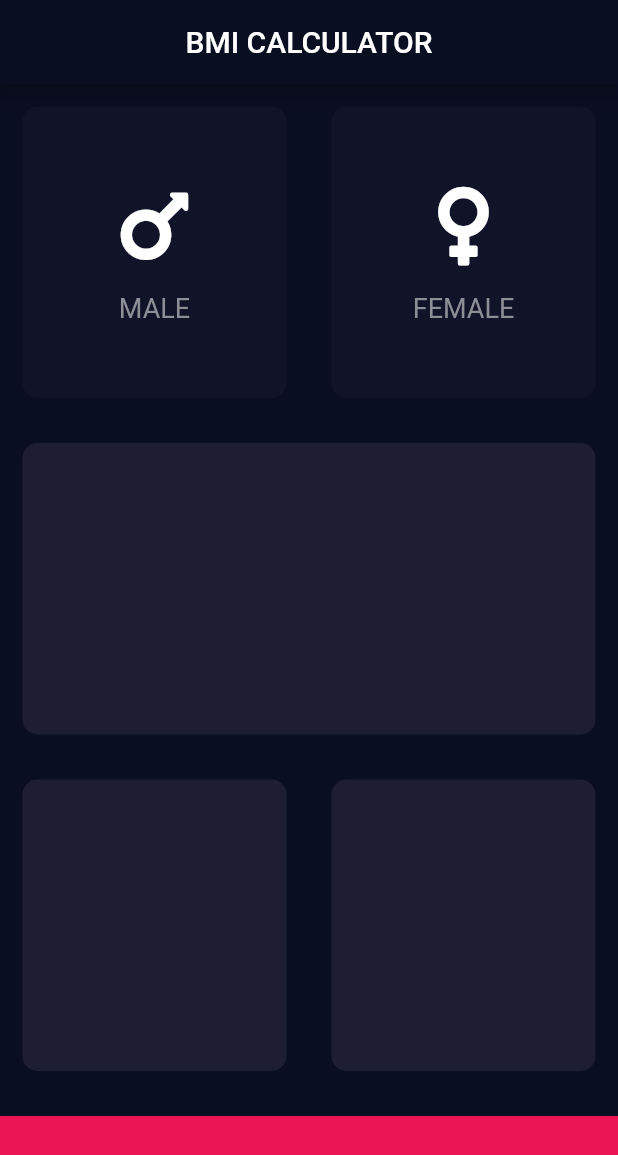
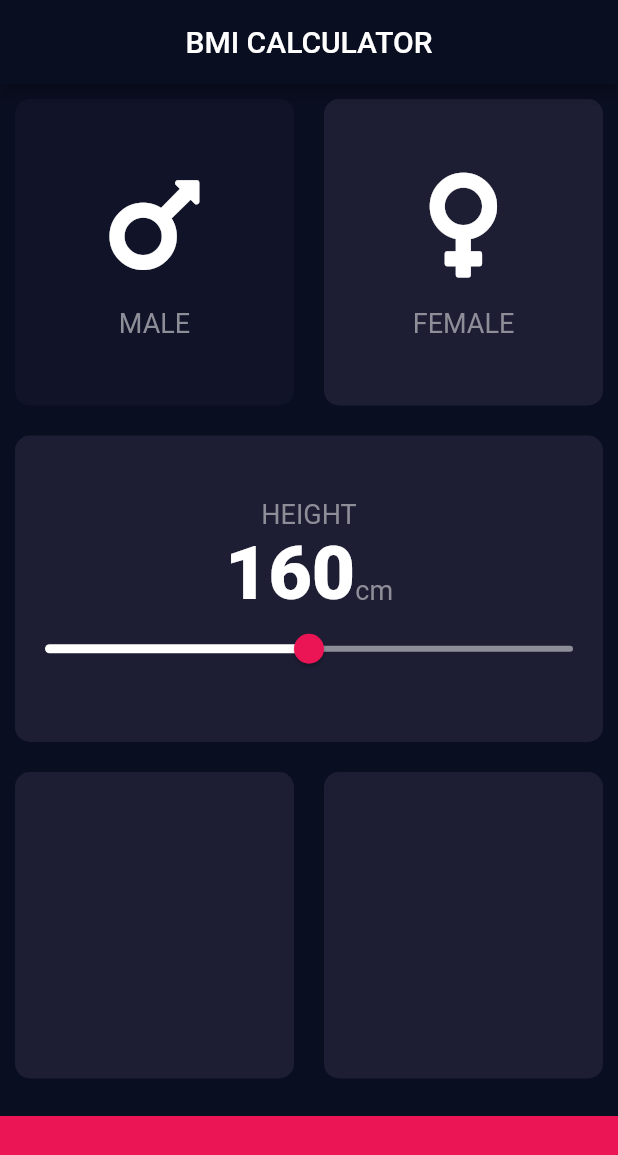
Before and after one commit to mischahaenen/flutter_bmi-calculator, a Flutter app: the screen it shows after launch, on a phone screen of 412 x 824 dp. Shown: the top 1155 px of the screen. Run offline on Flutter 3.47's test engine with Material 2 defaults, Android fonts, the phone set to English and light mode, and no system bars; our stand-ins replace font_awesome_flutter.

Commit message:
add: height slider

```diff
--- a/lib/bmi_card.dart
+++ b/lib/bmi_card.dart
@@ -3,15 +3,19 @@ import 'package:flutter/cupertino.dart';
 class BMICard extends StatelessWidget {
   final Color color;
   final Widget child;
+  final Function onPressed;
 
-  BMICard({@required this.color, this.child});
+  BMICard({@required this.color, this.child, this.onPressed});
 
   @override
   Widget build(BuildContext context) {
-    return Container(
-      margin: EdgeInsets.all(15.0),
-      decoration: BoxDecoration(borderRadius: BorderRadius.circular(10.0), color: this.color),
-      child: child,
+    return GestureDetector(
+      onTap: onPressed,
+      child: Container(
+        margin: EdgeInsets.all(10.0),
+        decoration: BoxDecoration(borderRadius: BorderRadius.circular(10.0), color: this.color),
+        child: child,
+      ),
     );
   }
 }
--- /dev/null
+++ b/lib/constants.dart
@@ -0,0 +1,10 @@
+import 'package:flutter/cupertino.dart';
+
+const kBottomContainerHight = 80.0;
+const kBottomContainerColor = Color(0xFFEB1555);
+const kActiveCardColor = Color(0xFF1D1E33);
+const kInactiveCardColor = Color(0xFF111328);
+const kLabelTextStyle = TextStyle(fontSize: 18.0, color: Color(0xFF8D8E98));
+const kNumberTextStyle = TextStyle(fontSize: 50.0, fontWeight: FontWeight.w900);
+double kMinHeight = 100.0;
+double kMaxHeight = 220.0;
--- a/lib/gender_icon_content.dart
+++ b/lib/gender_icon_content.dart
@@ -1,3 +1,4 @@
+import 'package:bmi_calculator/constants.dart';
 import 'package:bmi_calculator/gender.dart';
 import 'package:flutter/cupertino.dart';
 import 'package:font_awesome_flutter/font_awesome_flutter.dart';
@@ -14,14 +15,14 @@ class GenderIconContent extends StatelessWidget {
       children: <Widget>[
         Icon(
           gender == Gender.FEMALE ? FontAwesomeIcons.venus : FontAwesomeIcons.mars,
-          size: 60.0,
+          size: 80.0,
         ),
         SizedBox(
           height: 15.0,
         ),
         Text(
           gender == Gender.FEMALE ? 'FEMALE' : 'MALE',
-          style: TextStyle(fontSize: 18.0, color: Color(0xFF8D8E98)),
+          style: kLabelTextStyle,
         )
       ],
     );
--- a/lib/input_page.dart
+++ b/lib/input_page.dart
@@ -1,13 +1,9 @@
 import 'package:bmi_calculator/bmi_card.dart';
+import 'package:bmi_calculator/constants.dart';
 import 'package:bmi_calculator/gender.dart';
 import 'package:bmi_calculator/gender_icon_content.dart';
 import 'package:flutter/cupertino.dart';
 import 'package:flutter/material.dart';
-
-const bottomContainerHight = 80.0;
-const activeCardColor = Color(0xFF1D1E33);
-const inactiveCardColor = Color(0xFF111328);
-const bottomContainerColor = Color(0xFFEB1555);
 
 class InputPage extends StatefulWidget {
   @override
@@ -15,8 +11,8 @@ class InputPage extends StatefulWidget {
 }
 
 class _InputPageState extends State<InputPage> {
-  Color maleCardColor = inactiveCardColor;
-  Color femaleCardColor = inactiveCardColor;
+  Gender gender = Gender.FEMALE;
+  int height = 160;
 
   @override
   Widget build(BuildContext context) {
@@ -24,67 +20,101 @@ class _InputPageState extends State<InputPage> {
         appBar: AppBar(
           title: Center(child: Text('BMI CALCULATOR')),
         ),
-        body: Column(children: <Widget>[
+        body: Column(crossAxisAlignment: CrossAxisAlignment.stretch, children: <Widget>[
           Expanded(
             child: Row(
               children: <Widget>[
                 Expanded(
-                  child: GestureDetector(
-                    onTap: () {
+                  child: new BMICard(
+                    onPressed: () {
                       setState(() {
-                        selectGender(Gender.MALE);
+                        gender = Gender.MALE;
                       });
                     },
-                    child: new BMICard(
-                      color: maleCardColor,
-                      child: new GenderIconContent(gender: Gender.MALE),
-                    ),
+                    color: gender == Gender.MALE ? kActiveCardColor : kInactiveCardColor,
+                    child: new GenderIconContent(gender: Gender.MALE),
                   ),
                 ),
                 Expanded(
-                  child: GestureDetector(
-                    onTap: () {
+                  child: new BMICard(
+                    onPressed: () {
                       setState(() {
-                        selectGender(Gender.FEMALE);
+                        gender = Gender.FEMALE;
                       });
                     },
-                    child: new BMICard(
-                      color: femaleCardColor,
-                      child: new GenderIconContent(gender: Gender.FEMALE),
-                    ),
+                    color: gender == Gender.FEMALE ? kActiveCardColor : kInactiveCardColor,
+                    child: new GenderIconContent(gender: Gender.FEMALE),
                   ),
                 )
               ],
             ),
           ),
           Expanded(
-            child: new BMICard(color: activeCardColor),
+            child: new BMICard(
+              color: kActiveCardColor,
+              child: Column(
+                mainAxisAlignment: MainAxisAlignment.center,
+                children: <Widget>[
+                  Text(
+                    'HEIGHT',
+                    style: kLabelTextStyle,
+                  ),
+                  Row(
+                    mainAxisAlignment: MainAxisAlignment.center,
+                    crossAxisAlignment: CrossAxisAlignment.baseline,
+                    textBaseline: TextBaseline.alphabetic,
+                    children: <Widget>[
+                      Text(
+                        height.toString(),
+                        style: kNumberTextStyle,
+                      ),
+                      Text(
+                        'cm',
+                        style: kLabelTextStyle,
+                      )
+                    ],
+                  ),
+                  SliderTheme(
+                    data: SliderTheme.of(context).copyWith(
+                        activeTrackColor: Colors.white,
+                        inactiveTrackColor: Color(0xFF8D8E98),
+                        thumbColor: Color(0xFFEB1555),
+                        overlayColor: Color(0xFFEB1555),
+                        thumbShape: RoundSliderThumbShape(enabledThumbRadius: 10.0),
+                        overlayShape: RoundSliderOverlayShape(overlayRadius: 20.0)),
+                    child: Slider(
+                      value: height.toDouble(),
+                      min: kMinHeight,
+                      max: kMaxHeight,
+                      onChanged: (double newheight) {
+                        setState(() {
+                          height = newheight.round();
+                        });
+                      },
+                    ),
+                  )
+                ],
+              ),
+            ),
           ),
           Expanded(
             child: Row(
               children: <Widget>[
                 Expanded(
-                  child: new BMICard(color: activeCardColor),
+                  child: new BMICard(color: kActiveCardColor),
                 ),
                 Expanded(
-                  child: new BMICard(color: activeCardColor),
+                  child: new BMICard(color: kActiveCardColor),
                 )
               ],
             ),
           ),
           Container(
-            color: bottomContainerColor,
+            color: kBottomContainerColor,
             margin: EdgeInsets.only(top: 15.0),
             width: double.infinity,
-            height: bottomContainerHight,
+            height: kBottomContainerHight,
           ),
         ]));
   }
-
-  void selectGender(Gender gender) {
-    // Toggle Female Card
-    femaleCardColor = gender == Gender.FEMALE ? activeCardColor : inactiveCardColor;
-    // Toggle Male Card
-    maleCardColor = gender == Gender.MALE ? activeCardColor : inactiveCardColor;
-  }
 }
```
